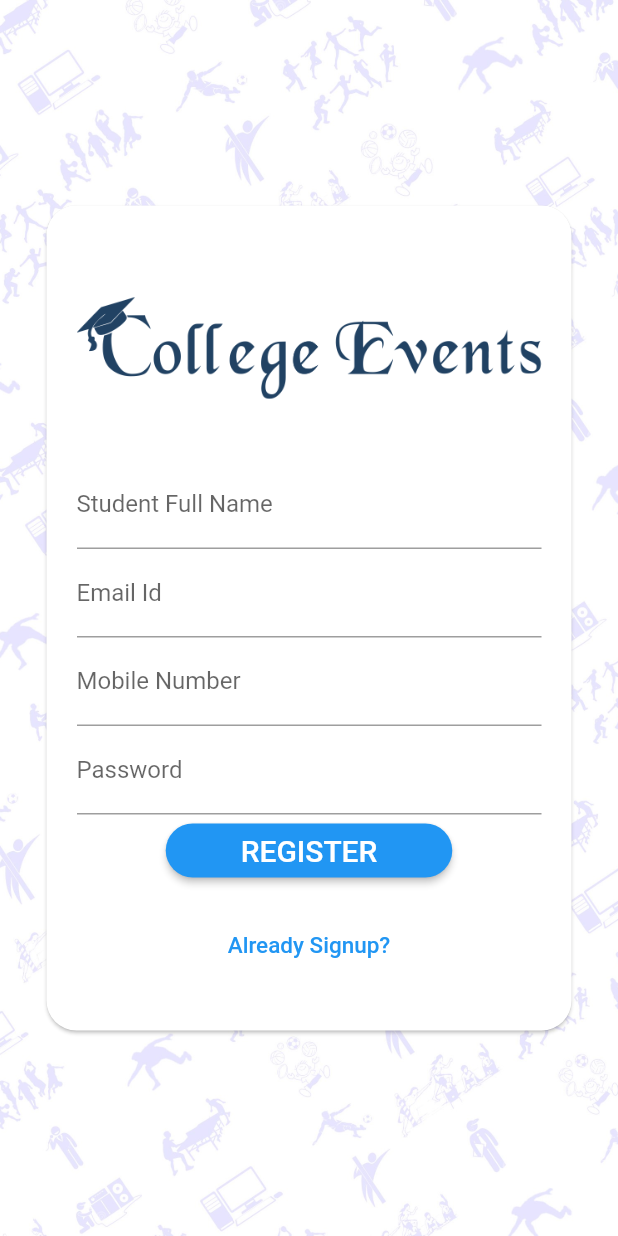
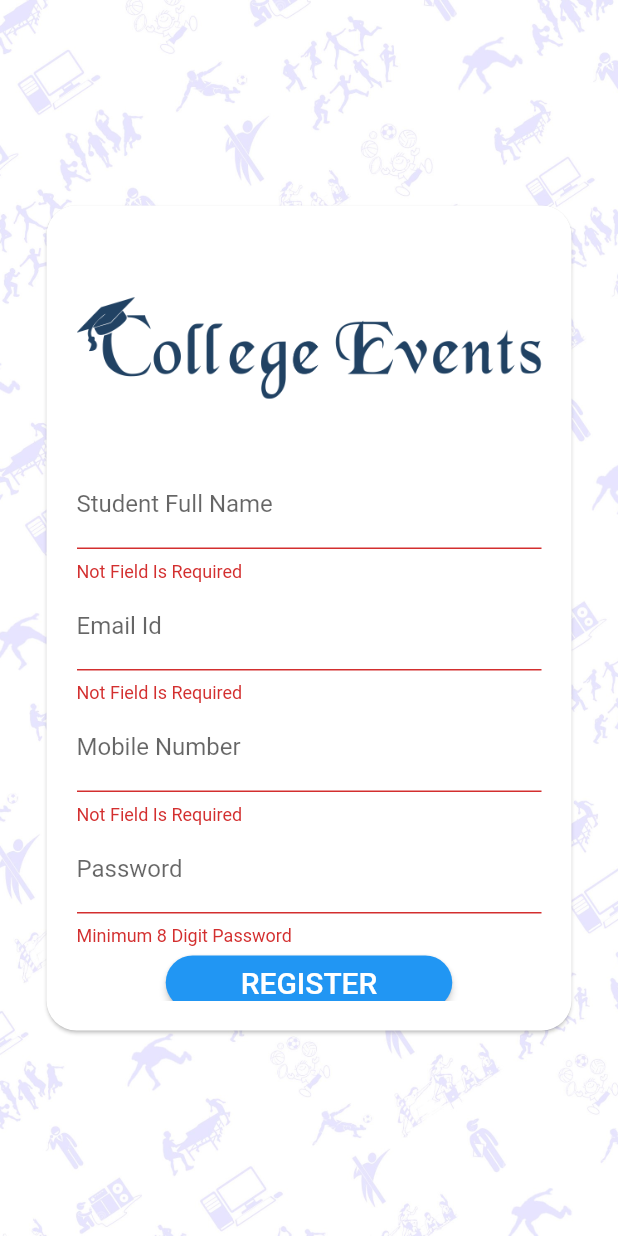
Before and after one commit to djnakrani/college_events, a Flutter app: the signup screen opened directly, after a tap on "REGISTER", on a phone screen of 412 x 824 dp. Run offline on Flutter 3.47's test engine with Material 2 defaults, Android fonts, the phone set to English and light mode, and no system bars; our stand-ins replace carousel_slider, firebase_auth, firebase_core; accounts and stored records are empty.

Commit message:
Login,Register and Forgot Done With Some Validation

```diff
--- a/lib/screen/login_signup_screen/signup_page_screen.dart
+++ b/lib/screen/login_signup_screen/signup_page_screen.dart
@@ -24,6 +24,10 @@ class signup extends StatefulWidget{
 class _signupState extends State<signup>{
   late String _name,_email,_mono,_password;
   final auth = FirebaseAuth.instance;
+  final _formSignupKey = GlobalKey<FormState>();
+
+
+  late SnackBar snackBar;
   @override
   Widget build(BuildContext context) {
     return Scaffold(
@@ -50,6 +54,7 @@ class _signupState extends State<signup>{
                   width: 350,
                   padding: EdgeInsets.all(20.0),
                   child: Form(
+                    key: _formSignupKey,
                     child:ListView(
                       children: [
                         Container(
@@ -61,7 +66,11 @@ class _signupState extends State<signup>{
                           decoration: InputDecoration(labelText: 'Student Full Name '),
                           keyboardType: TextInputType.text,
                           validator: (value) {
-                            // PERFORM VALIDATION
+                            // print("Name:"+ value.toString());
+                            if (value == null || value.isEmpty) {
+                              return 'Not Field Is Required';
+                            }
+                            return null;
                           },
                           onChanged: (value) {
                             _name = value.toString();
@@ -71,7 +80,11 @@ class _signupState extends State<signup>{
                           decoration: InputDecoration(labelText: 'Email Id '),
                           keyboardType: TextInputType.emailAddress,
                           validator: (value) {
-                            // PERFORM VALIDATION
+                            if (value == null || value.isEmpty) {
+                              return 'Not Field Is Required';
+                            }
+                            return null;
+
                           },
                           onChanged: (value) {
                             _email = value.toString();
@@ -80,7 +93,14 @@ class _signupState extends State<signup>{
                           decoration: InputDecoration(labelText: 'Mobile Number '),
                           keyboardType: TextInputType.number,
                           validator: (value) {
-                            // PERFORM VALIDATION
+                            if (value == null || value.isEmpty) {
+                              return 'Not Field Is Required';
+                            }
+                            else if(value.length != 10){
+                              return "Invalid Mobile Number";
+                            }
+                            return null;
+
                           },
                           onChanged: (value) {
                             _mono = value.toString();
@@ -91,7 +111,10 @@ class _signupState extends State<signup>{
                           // keyboardType: TextInputType.visiblePassword,
                           obscureText: true,
                           validator: (value) {
-                            // PERFORM VALIDATION
+                            if(value!.length <= 8 ){
+                              return "Minimum 8 Digit Password";
+                            }
+                            return null;
                           },
                           onChanged: (value) {
                             _password = value.toString();
@@ -101,17 +124,24 @@ class _signupState extends State<signup>{
                           child:RaisedButton(
                             child: Text("REGISTER",style: TextStyle(fontSize: 20),),
                             onPressed: () {
-                              // print(_name);
-                              // print(_email);
-                              // print(_mono);
-                              // print(_password);
-                              auth.createUserWithEmailAndPassword(email: _email, password: _password);
-                              // if(FirebaseAuth.instance.currentUser != null){
-                              //   Navigator.of(context).pushReplacement(MaterialPageRoute(
-                              //       builder: (context) => HomeScreen()
-                              //   ));
-                              // }
-                            },
+                                // print(_name);
+                                // print(_email);
+                                // print(_mono);
+                                // print(_password);
+                              if(_formSignupKey.currentState!.validate()){
+                                auth.createUserWithEmailAndPassword(email: _email, password: _password).then((value) {
+                                  snackBar = SnackBar(content: Text("Link Send Into Email"));
+                                  ScaffoldMessenger.of(context).showSnackBar(snackBar);
+                                  Navigator.of(context).pushReplacement(
+                                      MaterialPageRoute(
+                                          builder: (context) =>
+                                              HomeScreen()));
+                                }).catchError((onError){
+                                  ShowError(onError);
+                                  ScaffoldMessenger.of(context).showSnackBar(snackBar);
+                                });
+                                }
+                              },
                             shape: RoundedRectangleBorder(
                                 borderRadius: BorderRadius.circular(30)),
                             color: Colors.blue,
@@ -141,4 +171,13 @@ class _signupState extends State<signup>{
         )
     );
   }
+
+  void ShowError(onError) {
+    if (onError.toString().contains('invalid-email')) {
+      snackBar = SnackBar(content: Text('Email Address Invalid'));
+    }
+    else{
+      snackBar = SnackBar(content: Text("Something Went Wrong..."));
+    }
+  }
 }
```
Also changed, not shown: lib/screen/login_signup_screen/forgot_screen.dart (+28 -8 lines), lib/screen/login_signup_screen/login_page_screen.dart (+35 -9 lines).
